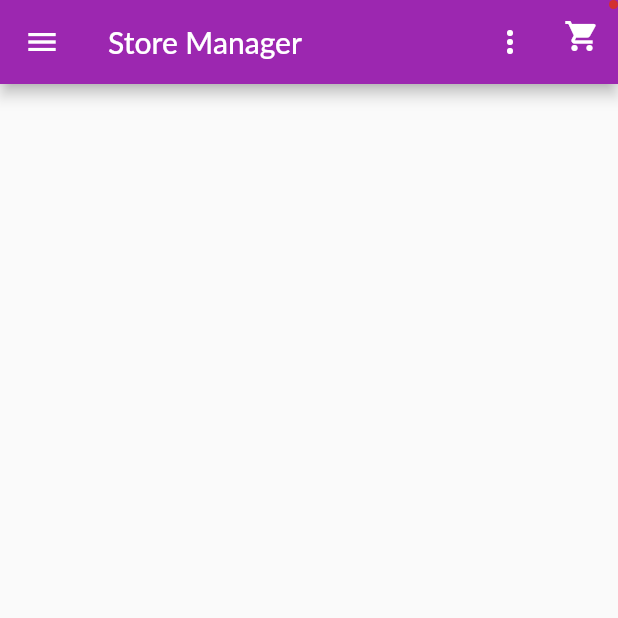
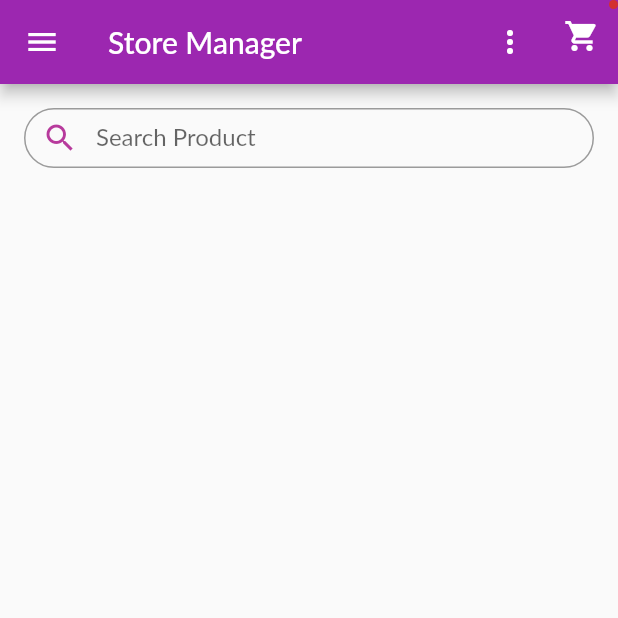
Before and after one commit to ai-rayhan/Cartopia, a Flutter app: the ProductsOverviewScreen screen opened directly, on a phone screen of 412 x 824 dp, the top half of it. Run offline on Flutter 3.47's test engine with Material 2 defaults, Android fonts, the phone set to English and light mode, and no system bars; our stand-ins replace hive_flutter, shared_preferences; accounts and stored records are empty; network calls fail; Roboto replaces fonts that are missing (Lato).

Commit message:
autoLogin,searchproduct

```diff
--- a/lib/Provider/Products.dart
+++ b/lib/Provider/Products.dart
@@ -53,6 +53,10 @@ class Products with ChangeNotifier {
 
   List<Product> get favoriteItems {
     return _items.where((prodItem) => prodItem.isFavorite).toList();
+  }
+
+  List<Product> searchProducts(String searchvalue) {
+    return _items.where((prodItem) => prodItem.title.toLowerCase().contains(searchvalue.toLowerCase())).toList();
   }
 
   findById(String id) {
--- a/lib/main.dart
+++ b/lib/main.dart
@@ -53,7 +53,7 @@ class MyApp extends StatelessWidget {
               fontFamily: 'Lato',
             ),
             title: 'Bussines_Manager',
-            home: auth.isAuth ? ProductsOverviewScreen() : AuthScreen(),
+            home: auth.isAuth ? ProductsOverviewScreen() :FutureBuilder(future: auth.trytoLogIn(),builder: (context, snapshot) =>snapshot.connectionState==ConnectionState.waiting?CircularProgressIndicator(): AuthScreen()),
             routes: {
               ProductDetailScreen.routeName: (ctx) =>
                   const ProductDetailScreen(),
--- a/lib/widgets/products_grid.dart
+++ b/lib/widgets/products_grid.dart
@@ -2,25 +2,56 @@ import 'package:flutter/material.dart';
 import 'package:provider/provider.dart';
 
 import '../Provider/Products.dart';
+import '../Provider/product.dart';
 import 'product_item.dart';
 
-class ProductsGrid extends StatelessWidget {
+class ProductsGrid extends StatefulWidget {
   final bool showFavs;
   ProductsGrid(this.showFavs);
+
+  @override
+  State<ProductsGrid> createState() => _ProductsGridState();
+}
+
+class _ProductsGridState extends State<ProductsGrid> {
+  List<Product> _products = [];
+  var searchController = TextEditingController();
+  void _onSearchChanged() {
+    setState(() {
+      _products = Provider.of<Products>(context, listen: false)
+          .searchProducts(searchController.text);
+    });
+  }
+
+  @override
+  void initState() {
+    super.initState();
+    searchController.addListener(_onSearchChanged);
+  }
 
   @override
   Widget build(BuildContext context) {
 ///////////////// instance product provider////////////
     final productsData = Provider.of<Products>(context);
-    final products = showFavs?productsData.favoriteItems: productsData.items;
+    final products = widget.showFavs
+        ? productsData.favoriteItems
+        : _products.isNotEmpty
+            ? _products
+            : searchController.text == ''
+                ? productsData.items
+                : _products;
 ///////////////////
-    return GridView.builder(
+    return Column(
+      children: [
+        searchBar(searchController),
+        Expanded(
+          child: GridView.builder(
             padding: const EdgeInsets.all(10.0),
             itemCount: products.length,
             itemBuilder: (ctx, i) => ChangeNotifierProvider.value(
               // create: (context) => products[i],
               value: products[i],
-        child: ProductItem(
+              child: const ProductItem(
                   // products[i].id,
                   // products[i].title,
                   // products[i].imageUrl,
@@ -32,6 +63,35 @@ class ProductsGrid extends StatelessWidget {
               crossAxisSpacing: 10,
               mainAxisSpacing: 10,
             ),
+          ),
+        ),
+      ],
     );
   }
 }
+
+Container searchBar(TextEditingController searchController) {
+  return Container(
+    height: 40,
+    margin: const EdgeInsets.all(16),
+    child: Form(
+      child: TextFormField(
+        controller: searchController,
+        decoration: InputDecoration(
+            labelText: "Search Product",
+            prefixIcon: const Icon(Icons.search),
+            prefixIconColor: const Color.fromARGB(255, 183, 58, 156),
+            border: outlineborder(2, Colors.white60),
+            focusedBorder: outlineborder(2, const Color.fromARGB(153, 43, 0, 37)),
+            errorBorder: outlineborder(2, Colors.red)),
+        textInputAction: TextInputAction.done,
+      ),
+    ),
+  );
+}
+
+OutlineInputBorder outlineborder(double width, Color color) {
+  return OutlineInputBorder(
+      borderRadius: const BorderRadius.all(Radius.circular(20.0)),
+      borderSide: BorderSide(width: width, color: color));
+}
```
Also changed, not shown: lib/Provider/auth.dart (+34 -3 lines). Lines whose indentation alone changed are shown as unchanged.
